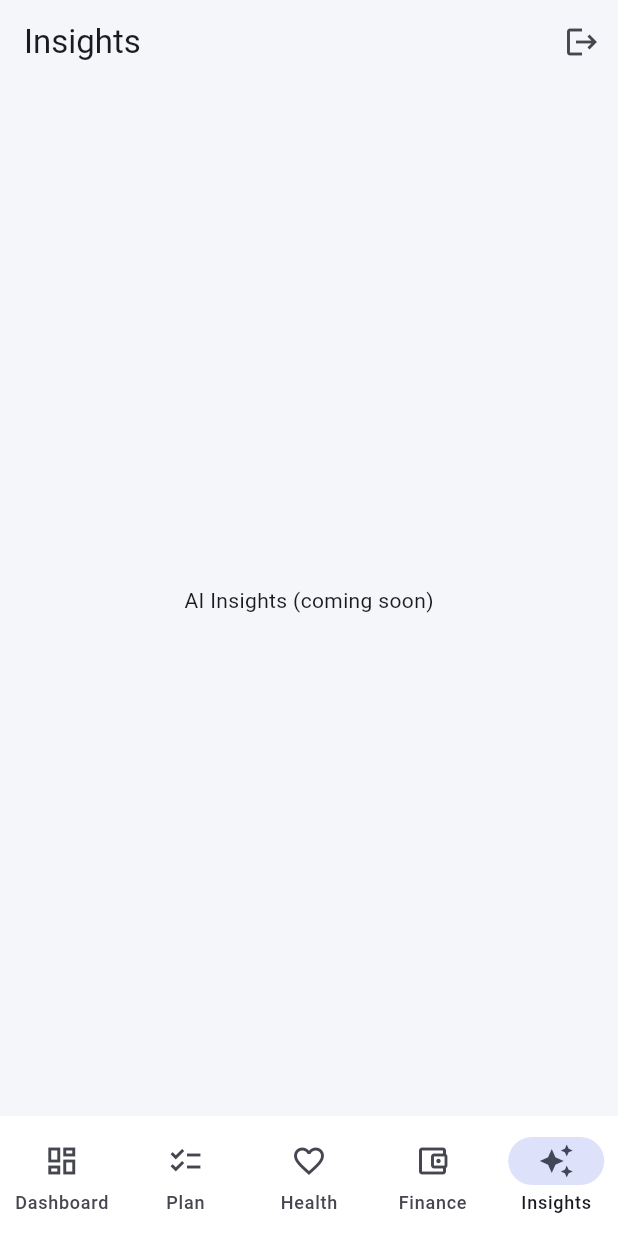
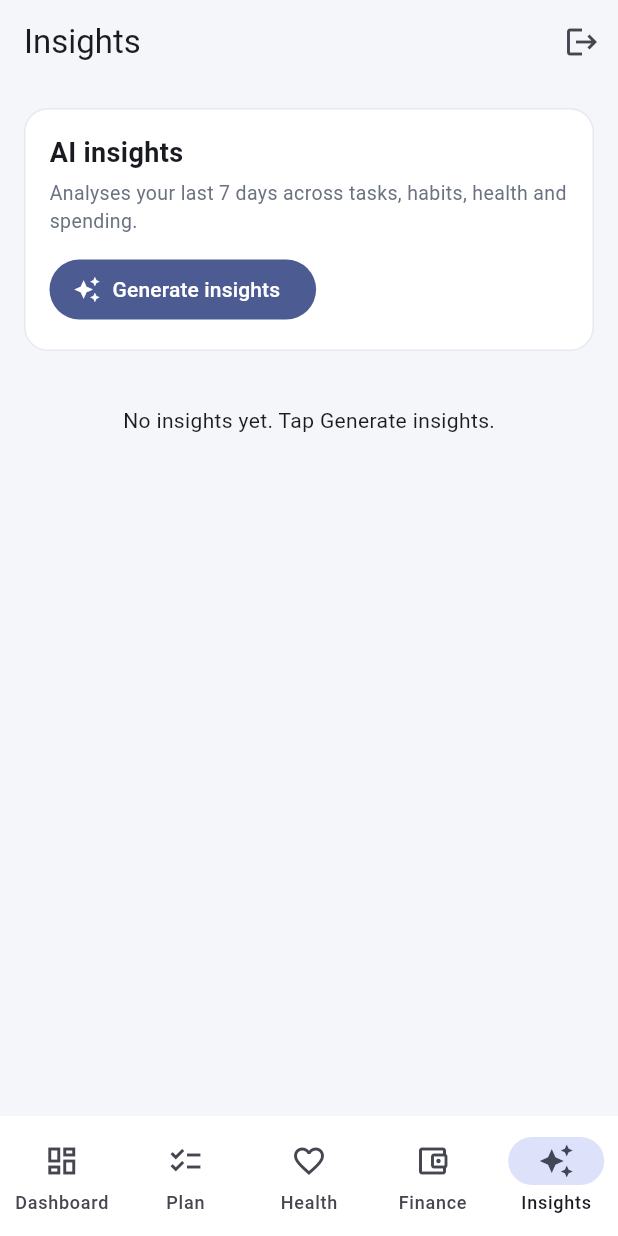
Before and after one commit to clvnlai/lifemaxxing-capstone-project, a Flutter app: the screen it shows once a user with an empty profile is signed in, item 5 of the bottom bar chosen, on a phone screen of 412 x 824 dp. Run offline on Flutter 3.47's test engine with Material 3 defaults, Android fonts, the phone set to English and light mode, and no system bars; our stand-ins replace cloud_firestore, firebase_ai, firebase_auth, firebase_core; accounts and stored records are empty.

Commit message:
feat: AI insights via Firebase AI Logic (Gemini Developer API)

```diff
--- /dev/null
+++ b/lib/screens/insights_screen.dart
@@ -0,0 +1,218 @@
+import 'package:cloud_firestore/cloud_firestore.dart';
+import 'package:firebase_auth/firebase_auth.dart';
+import 'package:flutter/material.dart';
+import 'package:lifemaxxing/services/insights_service.dart';
+
+class InsightsScreen extends StatefulWidget {
+  const InsightsScreen({super.key});
+
+  @override
+  State<InsightsScreen> createState() => _InsightsScreenState();
+}
+
+class _InsightsScreenState extends State<InsightsScreen> {
+  bool _loading = false;
+  String? _error;
+
+  static const _border = Color(0xFFE6E9EF);
+
+  Future<void> _generate() async {
+    setState(() {
+      _loading = true;
+      _error = null;
+    });
+    try {
+      await InsightsService().generate();
+    } on InsightsException catch (e) {
+      setState(() => _error = e.message);
+    } catch (_) {
+      setState(() => _error = 'Something went wrong. Please try again.');
+    } finally {
+      if (mounted) setState(() => _loading = false);
+    }
+  }
+
+  IconData _icon(String domain) {
+    switch (domain) {
+      case 'productivity':
+        return Icons.checklist;
+      case 'academic':
+        return Icons.school_outlined;
+      case 'health':
+        return Icons.favorite_outline;
+      case 'finance':
+        return Icons.account_balance_wallet_outlined;
+      case 'habits':
+        return Icons.repeat;
+      default:
+        return Icons.auto_awesome;
+    }
+  }
+
+  Color _priorityColor(String p) {
+    switch (p) {
+      case 'high':
+        return Colors.red.shade600;
+      case 'low':
+        return Colors.green.shade600;
+      default:
+        return Colors.orange.shade700;
+    }
+  }
+
+  Widget _card({required Widget child}) => Container(
+        width: double.infinity,
+        margin: const EdgeInsets.only(bottom: 12),
+        padding: const EdgeInsets.all(16),
+        decoration: BoxDecoration(
+          color: Colors.white,
+          borderRadius: BorderRadius.circular(16),
+          border: Border.all(color: _border),
+        ),
+        child: child,
+      );
+
+  @override
+  Widget build(BuildContext context) {
+    final uid = FirebaseAuth.instance.currentUser!.uid;
+    final stream = FirebaseFirestore.instance
+        .collection('users')
+        .doc(uid)
+        .collection('recommendations')
+        .orderBy('createdAt', descending: true)
+        .limit(1)
+        .snapshots();
+
+    return ListView(
+      padding: const EdgeInsets.all(16),
+      children: [
+        _card(
+          child: Column(
+            crossAxisAlignment: CrossAxisAlignment.start,
+            children: [
+              const Text('AI insights',
+                  style: TextStyle(fontSize: 18, fontWeight: FontWeight.w700)),
+              const SizedBox(height: 4),
+              const Text(
+                'Analyses your last 7 days across tasks, habits, health and spending.',
+                style: TextStyle(fontSize: 13, color: Color(0xFF6B7280)),
+              ),
+              const SizedBox(height: 12),
+              FilledButton.icon(
+                onPressed: _loading ? null : _generate,
+                icon: _loading
+                    ? const SizedBox(
+                        width: 16,
+                        height: 16,
+                        child: CircularProgressIndicator(strokeWidth: 2))
+                    : const Icon(Icons.auto_awesome),
+                label: Text(_loading ? 'Analysing...' : 'Generate insights'),
+              ),
+              if (_error != null) ...[
+                const SizedBox(height: 8),
+                Text(_error!,
+                    style: TextStyle(
+                        color: Theme.of(context).colorScheme.error)),
+              ],
+            ],
+          ),
+        ),
+        StreamBuilder<QuerySnapshot<Map<String, dynamic>>>(
+          stream: stream,
+          builder: (context, snap) {
+            if (snap.hasError) return Text('Error: ${snap.error}');
+            if (!snap.hasData) {
+              return const Center(child: CircularProgressIndicator());
+            }
+            if (snap.data!.docs.isEmpty) {
+              return const Padding(
+                padding: EdgeInsets.all(24),
+                child: Center(
+                    child: Text('No insights yet. Tap Generate insights.')),
+              );
+            }
+            final data = snap.data!.docs.first.data();
+            final created = (data['createdAt'] as Timestamp?)?.toDate();
+            final items = ((data['items'] as List?) ?? [])
+                .map((e) => Map<String, dynamic>.from(e as Map))
+                .toList();
+            return Column(
+              crossAxisAlignment: CrossAxisAlignment.start,
+              children: [
+                if ((data['summary'] ?? '').toString().isNotEmpty)
+                  _card(
+                    child: Column(
+                      crossAxisAlignment: CrossAxisAlignment.start,
+                      children: [
+                        Text('Your week',
+                            style: Theme.of(context).textTheme.titleMedium),
+                        const SizedBox(height: 6),
+                        Text(data['summary'] as String),
+                        if (created != null) ...[
+                          const SizedBox(height: 6),
+                          Text(
+                            'Generated ${created.day}/${created.month}/${created.year} '
+                            '${created.hour.toString().padLeft(2, '0')}:${created.minute.toString().padLeft(2, '0')}',
+                            style: const TextStyle(
+                                fontSize: 11, color: Color(0xFF6B7280)),
+                          ),
+                        ],
+                      ],
+                    ),
+                  ),
+                for (final r in items)
+                  _card(
+                    child: Row(
+                      crossAxisAlignment: CrossAxisAlignment.start,
+                      children: [
+                        Icon(_icon((r['domain'] ?? 'general') as String)),
+                        const SizedBox(width: 12),
+                        Expanded(
+                          child: Column(
+                            crossAxisAlignment: CrossAxisAlignment.start,
+                            children: [
+                              Row(
+                                children: [
+                                  Expanded(
+                                    child: Text((r['title'] ?? '') as String,
+                                        style: const TextStyle(
+                                            fontWeight: FontWeight.w600,
+                                            fontSize: 15)),
+                                  ),
+                                  Text(
+                                    ((r['priority'] ?? 'medium') as String)
+                                        .toUpperCase(),
+                                    style: TextStyle(
+                                      fontSize: 10,
+                                      fontWeight: FontWeight.w700,
+                                      color: _priorityColor(
+                                          (r['priority'] ?? 'medium')
+                                              as String),
+                                    ),
+                                  ),
+                                ],
+                              ),
+                              const SizedBox(height: 4),
+                              Text((r['detail'] ?? '') as String),
+                            ],
+                          ),
+                        ),
+                      ],
+                    ),
+                  ),
+                const Padding(
+                  padding: EdgeInsets.symmetric(vertical: 8),
+                  child: Text(
+                    'AI-generated suggestions based on your logged data. '
+                    'Not professional health or financial advice.',
+                    style: TextStyle(fontSize: 11, color: Color(0xFF6B7280)),
+                  ),
+                ),
+              ],
+            );
+          },
+        ),
+      ],
+    );
+  }
+}
--- a/lib/screens/main_shell.dart
+++ b/lib/screens/main_shell.dart
@@ -4,6 +4,7 @@ import 'package:lifemaxxing/screens/home_screen.dart';
 import 'package:lifemaxxing/services/auth_service.dart';
 import 'package:lifemaxxing/screens/wellness_screen.dart';
 import 'package:lifemaxxing/screens/finance_screen.dart';
+import 'package:lifemaxxing/screens/insights_screen.dart';
 
 class MainShell extends StatefulWidget {
   const MainShell({super.key});
@@ -22,7 +23,7 @@ class _MainShellState extends State<MainShell> {
         const PlanScreen(),
         const WellnessScreen(),
         const FinanceScreen(),
-        const _Placeholder('AI Insights'),
+        const InsightsScreen(),
       ];
 
   @override
--- a/pubspec.yaml
+++ b/pubspec.yaml
@@ -37,6 +37,7 @@ dependencies:
   firebase_core: ^4.15.0
   firebase_auth: ^6.7.0
   cloud_firestore: ^6.10.0
+  firebase_ai: ^4.0.0
 
 dev_dependencies:
   flutter_test:
```
Also changed, not shown: lib/services/insights_service.dart (added, +323 -0 lines), pubspec.lock.
